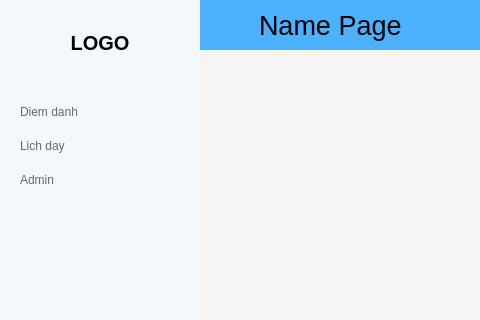
The window that widget.ui (LapNguyenn/CheckAttend) describes before a commit, drawn with Qt 5; both pictures show x 0 to 480 and y 0 to 320 of the 828 by 516 pixel window.
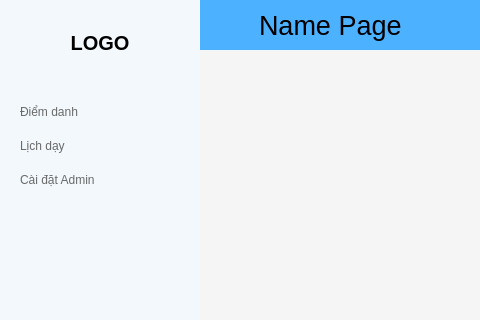
The same window after the commit. Icons and pictures are not drawn.

The edit to the form file:
```diff
--- a/widget.ui
+++ b/widget.ui
@@ -263,7 +263,7 @@
                 <item>
                  <widget class="QPushButton" name="bt_open_attend_check">
                   <property name="text">
-                   <string>Diem danh</string>
+                   <string>Điểm danh</string>
                   </property>
                   <property name="icon">
                    <iconset resource="src.qrc">
@@ -283,7 +283,7 @@
                 <item>
                  <widget class="QPushButton" name="bt_open_page_schedule">
                   <property name="text">
-                   <string>Lich day</string>
+                   <string>Lịch dạy</string>
                   </property>
                   <property name="icon">
                    <iconset resource="src.qrc">
@@ -303,7 +303,7 @@
                 <item>
                  <widget class="QPushButton" name="bt_open_page_admin">
                   <property name="text">
-                   <string>Admin</string>
+                   <string>Cài đặt Admin</string>
                   </property>
                   <property name="icon">
                    <iconset resource="src.qrc">
```
Left out of the diff: 2 changed lines with no effect on the pictures.
